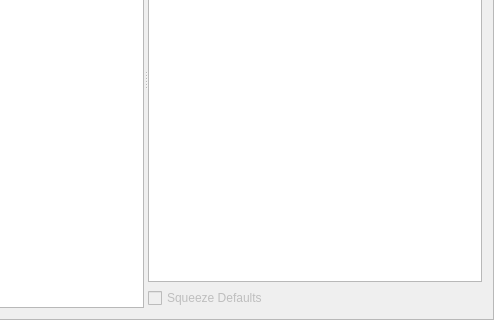
Before: the Qt Designer form src/gdxviewer/gdxviewer.ui in GAMS-dev/studio, drawn with Qt 5; both pictures show x 202 to 696 and y 162 to 482 of the 696 by 482 pixel window.
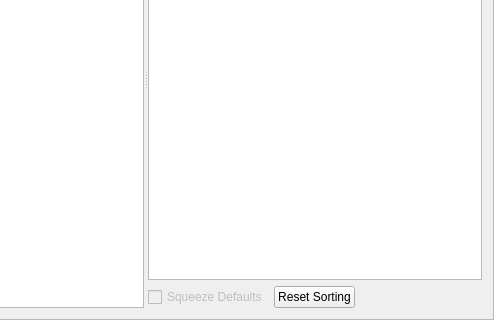
After: the same form once the commit is applied.

Commit message: reset sorting button

Diff of the .ui file:
```diff
--- a/src/gdxviewer/gdxviewer.ui
+++ b/src/gdxviewer/gdxviewer.ui
@@ -19,7 +19,7 @@
   <property name="frameShadow">
    <enum>QFrame::Raised</enum>
   </property>
-  <layout class="QHBoxLayout" name="horizontalLayout">
+  <layout class="QVBoxLayout" name="verticalLayout_2">
    <item>
     <widget class="QSplitter" name="splitter">
      <property name="orientation">
@@ -51,7 +51,7 @@
        <number>22</number>
       </attribute>
      </widget>
-     <widget class="QWidget" name="layoutWidget">
+     <widget class="QWidget" name="">
       <layout class="QVBoxLayout" name="verticalLayout">
        <item>
         <widget class="QTableView" name="tableView">
@@ -76,6 +76,8 @@
         </widget>
        </item>
        <item>
+        <layout class="QHBoxLayout" name="horizontalLayout">
+         <item>
         <widget class="QCheckBox" name="cbSqueezeDefaults">
          <property name="enabled">
           <bool>false</bool>
@@ -84,6 +86,28 @@
           <string>Squeeze Defaults</string>
          </property>
         </widget>
+         </item>
+         <item>
+          <widget class="QPushButton" name="pbResetSorting">
+           <property name="text">
+            <string>Reset Sorting</string>
+           </property>
+          </widget>
+         </item>
+         <item>
+          <spacer name="horizontalSpacer">
+           <property name="orientation">
+            <enum>Qt::Horizontal</enum>
+           </property>
+           <property name="sizeHint" stdset="0">
+            <size>
+             <width>40</width>
+             <height>20</height>
+            </size>
+           </property>
+          </spacer>
+         </item>
+        </layout>
        </item>
       </layout>
      </widget>
```
Lines whose indentation alone changed are shown as unchanged. The commit also changes 4 other files.
